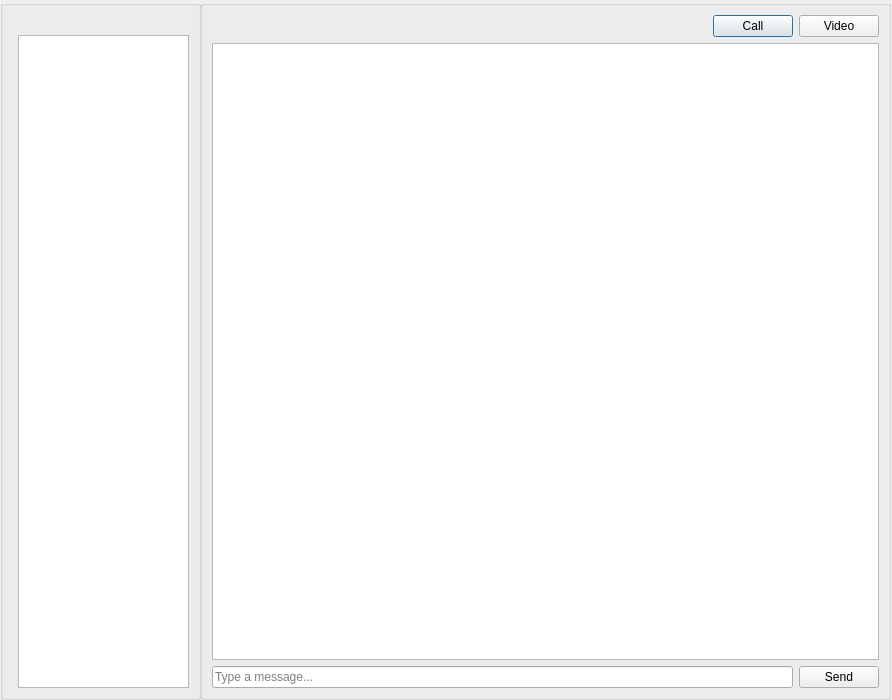
Qt form src/client/gui/ui/chat.ui (khalilmasri/Skype) before a commit.
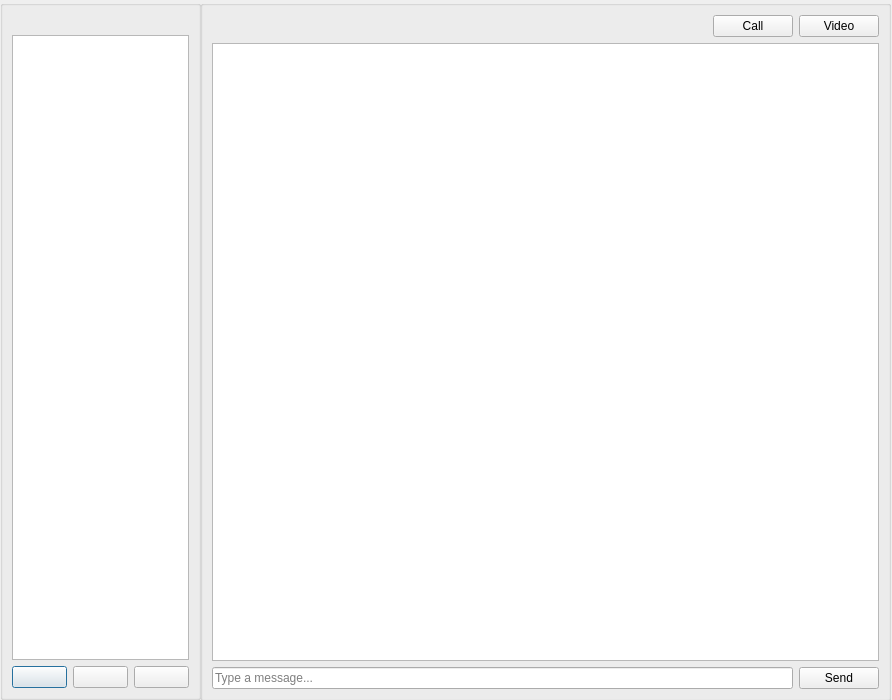
The same form after that commit. Icons and pictures are not drawn.

```diff
--- a/src/client/gui/ui/chat.ui
+++ b/src/client/gui/ui/chat.ui
@@ -37,30 +37,96 @@
    <layout class="QVBoxLayout" name="verticalLayout_2">
     <item>
      <layout class="QGridLayout" name="gridLayout_2">
-      <item row="0" column="1">
-       <widget class="QLabel" name="username">
-        <property name="text">
-         <string/>
-        </property>
-       </widget>
-      </item>
       <item row="1" column="0">
-       <widget class="QFrame" name="frame">
-        <property name="frameShape">
-         <enum>QFrame::StyledPanel</enum>
-        </property>
-        <property name="frameShadow">
-         <enum>QFrame::Raised</enum>
-        </property>
-       </widget>
-      </item>
-      <item row="1" column="1">
        <widget class="QListView" name="contact_list">
         <property name="editTriggers">
          <set>QAbstractItemView::NoEditTriggers</set>
         </property>
        </widget>
       </item>
+      <item row="0" column="0">
+       <widget class="QLabel" name="username">
+        <property name="text">
+         <string/>
+        </property>
+       </widget>
+      </item>
+      <item row="3" column="0">
+       <layout class="QHBoxLayout" name="horizontalLayout_2">
+        <item>
+         <widget class="QPushButton" name="search">
+          <property name="sizePolicy">
+           <sizepolicy hsizetype="Expanding" vsizetype="Fixed">
+            <horstretch>0</horstretch>
+            <verstretch>0</verstretch>
+           </sizepolicy>
+          </property>
+          <property name="text">
+           <string/>
+          </property>
+          <property name="icon">
+           <iconset resource="../../../../misc/icons/resource.qrc">
+            <normaloff>:/icons/icons8-search-50.png</normaloff>:/icons/icons8-search-50.png</iconset>
+          </property>
+          <property name="iconSize">
+           <size>
+            <width>20</width>
+            <height>20</height>
+           </size>
+          </property>
+         </widget>
+        </item>
+        <item>
+         <widget class="QPushButton" name="add">
+          <property name="enabled">
+           <bool>true</bool>
+          </property>
+          <property name="sizePolicy">
+           <sizepolicy hsizetype="Expanding" vsizetype="Fixed">
+            <horstretch>0</horstretch>
+            <verstretch>0</verstretch>
+           </sizepolicy>
+          </property>
+          <property name="text">
+           <string/>
+          </property>
+          <property name="icon">
+           <iconset resource="../../../../misc/icons/resource.qrc">
+            <normaloff>:/icons/icons8-plus-48.png</normaloff>:/icons/icons8-plus-48.png</iconset>
+          </property>
+          <property name="iconSize">
+           <size>
+            <width>20</width>
+            <height>20</height>
+           </size>
+          </property>
+         </widget>
+        </item>
+        <item>
+         <widget class="QPushButton" name="remove">
+          <property name="sizePolicy">
+           <sizepolicy hsizetype="Expanding" vsizetype="Fixed">
+            <horstretch>0</horstretch>
+            <verstretch>0</verstretch>
+           </sizepolicy>
+          </property>
+          <property name="text">
+           <string/>
+          </property>
+          <property name="icon">
+           <iconset resource="../../../../misc/icons/resource.qrc">
+            <normaloff>:/icons/icons8-minus-48.png</normaloff>:/icons/icons8-minus-48.png</iconset>
+          </property>
+          <property name="iconSize">
+           <size>
+            <width>21</width>
+            <height>21</height>
+           </size>
+          </property>
+         </widget>
+        </item>
+       </layout>
+      </item>
      </layout>
     </item>
    </layout>
@@ -71,7 +137,7 @@
      <x>200</x>
      <y>0</y>
      <width>691</width>
-     <height>700</height>
+     <height>701</height>
     </rect>
    </property>
    <property name="title">
@@ -100,6 +166,16 @@
           <property name="text">
            <string>Call</string>
           </property>
+          <property name="icon">
+           <iconset resource="../../../../misc/icons/resource.qrc">
+            <normaloff>:/icons/icons8-phone-32.png</normaloff>:/icons/icons8-phone-32.png</iconset>
+          </property>
+          <property name="iconSize">
+           <size>
+            <width>20</width>
+            <height>20</height>
+           </size>
+          </property>
          </widget>
         </item>
         <item>
@@ -159,6 +235,16 @@
       <property name="text">
        <string>Send</string>
       </property>
+      <property name="icon">
+       <iconset resource="../../../../misc/icons/resource.qrc">
+        <normaloff>:/icons/icons8-email-send-24.png</normaloff>:/icons/icons8-email-send-24.png</iconset>
+      </property>
+      <property name="iconSize">
+       <size>
+        <width>20</width>
+        <height>20</height>
+       </size>
+      </property>
      </widget>
     </item>
    </layout>
```
Left out of the diff: 22 changed lines with no effect on the pictures.
